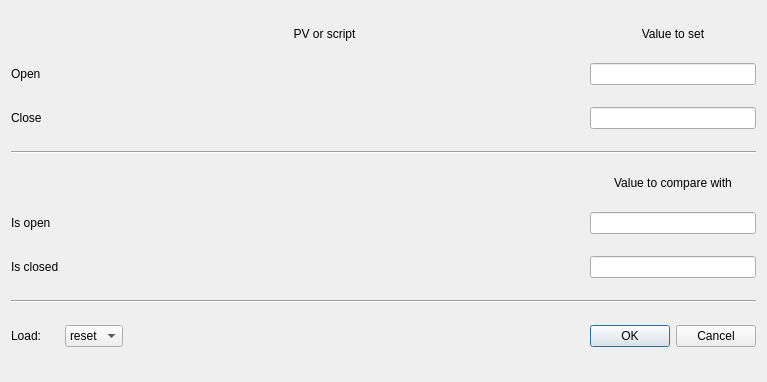
This is ushutterconf.ui in AustralianSynchrotron/ctgui as Qt 5 draws it before an edit. The edited form follows.
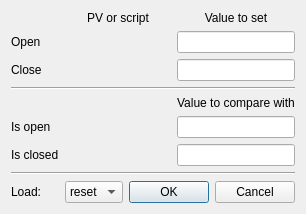
This is the edited form. Custom widgets are drawn as their Qt base class.

```diff
--- a/ushutterconf.ui
+++ b/ushutterconf.ui
@@ -2,25 +2,23 @@
 <ui version="4.0">
  <class>UShutterConf</class>
  <widget class="QDialog" name="UShutterConf">
-  <property name="geometry">
-   <rect>
-    <x>0</x>
-    <y>0</y>
-    <width>767</width>
-    <height>382</height>
-   </rect>
-  </property>
   <property name="windowTitle">
    <string>Dialog</string>
   </property>
-  <layout class="QGridLayout" name="gridLayout" columnstretch="0,1,0">
-   <item row="3" column="0" colspan="3">
-    <widget class="Line" name="line">
-     <property name="orientation">
-      <enum>Qt::Horizontal</enum>
+  <layout class="QGridLayout" name="gridLayout">
+   <item row="6" column="1">
+    <widget class="UPVorCOM" name="isCls" native="true">
+     <property name="sizePolicy">
+      <sizepolicy hsizetype="Expanding" vsizetype="Preferred">
+       <horstretch>0</horstretch>
+       <verstretch>0</verstretch>
+      </sizepolicy>
      </property>
     </widget>
    </item>
+   <item row="5" column="2">
+    <widget class="QLineEdit" name="isOpnVal"/>
+   </item>
    <item row="1" column="1">
     <widget class="UPVorCOM" name="doOpn" native="true">
      <property name="sizePolicy">
@@ -31,6 +29,20 @@
      </property>
     </widget>
    </item>
+   <item row="7" column="0" colspan="3">
+    <widget class="Line" name="line_2">
+     <property name="orientation">
+      <enum>Qt::Horizontal</enum>
+     </property>
+    </widget>
+   </item>
+   <item row="6" column="0">
+    <widget class="QLabel" name="label_7">
+     <property name="text">
+      <string>Is closed</string>
+     </property>
+    </widget>
+   </item>
    <item row="5" column="1">
     <widget class="UPVorCOM" name="isOpn" native="true">
      <property name="sizePolicy">
@@ -41,48 +53,9 @@
      </property>
     </widget>
    </item>
-   <item row="2" column="2">
-    <widget class="QLineEdit" name="doClsVal"/>
-   </item>
-   <item row="0" column="1">
-    <widget class="QLabel" name="label_2">
-     <property name="text">
-      <string>PV or script</string>
-     </property>
-     <property name="alignment">
-      <set>Qt::AlignCenter</set>
-     </property>
-    </widget>
-   </item>
-   <item row="5" column="2">
-    <widget class="QLineEdit" name="isOpnVal"/>
-   </item>
    <item row="1" column="2">
     <widget class="QLineEdit" name="doOpnVal"/>
    </item>
-   <item row="6" column="2">
-    <widget class="QLineEdit" name="isClsVal"/>
-   </item>
-   <item row="2" column="1">
-    <widget class="UPVorCOM" name="doCls" native="true">
-     <property name="sizePolicy">
-      <sizepolicy hsizetype="Expanding" vsizetype="Preferred">
-       <horstretch>0</horstretch>
-       <verstretch>0</verstretch>
-      </sizepolicy>
-     </property>
-    </widget>
-   </item>
-   <item row="6" column="1">
-    <widget class="UPVorCOM" name="isCls" native="true">
-     <property name="sizePolicy">
-      <sizepolicy hsizetype="Expanding" vsizetype="Preferred">
-       <horstretch>0</horstretch>
-       <verstretch>0</verstretch>
-      </sizepolicy>
-     </property>
-    </widget>
-   </item>
    <item row="0" column="2">
     <widget class="QLabel" name="label">
      <property name="sizePolicy">
@@ -99,10 +72,10 @@
      </property>
     </widget>
    </item>
-   <item row="1" column="0">
-    <widget class="QLabel" name="label_4">
-     <property name="text">
-      <string>Open</string>
+   <item row="3" column="0" colspan="3">
+    <widget class="Line" name="line">
+     <property name="orientation">
+      <enum>Qt::Horizontal</enum>
      </property>
     </widget>
    </item>
@@ -113,20 +86,6 @@
      </property>
     </widget>
    </item>
-   <item row="5" column="0">
-    <widget class="QLabel" name="label_6">
-     <property name="text">
-      <string>Is open</string>
-     </property>
-    </widget>
-   </item>
-   <item row="6" column="0">
-    <widget class="QLabel" name="label_7">
-     <property name="text">
-      <string>Is closed</string>
-     </property>
-    </widget>
-   </item>
    <item row="4" column="2">
     <widget class="QLabel" name="label_3">
      <property name="sizePolicy">
@@ -143,31 +102,60 @@
      </property>
     </widget>
    </item>
-   <item row="8" column="2">
-    <widget class="QDialogButtonBox" name="buttonBox">
-     <property name="orientation">
-      <enum>Qt::Horizontal</enum>
-     </property>
-     <property name="standardButtons">
-      <set>QDialogButtonBox::Cancel|QDialogButtonBox::Ok</set>
-     </property>
-    </widget>
+   <item row="6" column="2">
+    <widget class="QLineEdit" name="isClsVal"/>
    </item>
    <item row="8" column="0">
     <widget class="QLabel" name="label_8">
+     <property name="sizePolicy">
+      <sizepolicy hsizetype="Preferred" vsizetype="Fixed">
+       <horstretch>0</horstretch>
+       <verstretch>0</verstretch>
+      </sizepolicy>
+     </property>
      <property name="text">
       <string>Load:</string>
      </property>
     </widget>
    </item>
-   <item row="7" column="0" colspan="3">
-    <widget class="Line" name="line_2">
-     <property name="orientation">
-      <enum>Qt::Horizontal</enum>
+   <item row="1" column="0">
+    <widget class="QLabel" name="label_4">
+     <property name="text">
+      <string>Open</string>
      </property>
     </widget>
    </item>
-   <item row="8" column="1">
+   <item row="0" column="1">
+    <widget class="QLabel" name="label_2">
+     <property name="text">
+      <string>PV or script</string>
+     </property>
+     <property name="alignment">
+      <set>Qt::AlignCenter</set>
+     </property>
+    </widget>
+   </item>
+   <item row="5" column="0">
+    <widget class="QLabel" name="label_6">
+     <property name="text">
+      <string>Is open</string>
+     </property>
+    </widget>
+   </item>
+   <item row="2" column="2">
+    <widget class="QLineEdit" name="doClsVal"/>
+   </item>
+   <item row="2" column="1">
+    <widget class="UPVorCOM" name="doCls" native="true">
+     <property name="sizePolicy">
+      <sizepolicy hsizetype="Expanding" vsizetype="Preferred">
+       <horstretch>0</horstretch>
+       <verstretch>0</verstretch>
+      </sizepolicy>
+     </property>
+    </widget>
+   </item>
+   <item row="8" column="1" colspan="2">
     <layout class="QHBoxLayout" name="horizontalLayout">
      <item>
       <widget class="QComboBox" name="loadPreset">
@@ -194,12 +182,28 @@
        </property>
        <property name="sizeHint" stdset="0">
         <size>
-         <width>40</width>
-         <height>20</height>
+         <width>0</width>
+         <height>0</height>
         </size>
        </property>
       </spacer>
      </item>
+     <item>
+      <widget class="QDialogButtonBox" name="buttonBox">
+       <property name="sizePolicy">
+        <sizepolicy hsizetype="Fixed" vsizetype="Fixed">
+         <horstretch>0</horstretch>
+         <verstretch>0</verstretch>
+        </sizepolicy>
+       </property>
+       <property name="orientation">
+        <enum>Qt::Horizontal</enum>
+       </property>
+       <property name="standardButtons">
+        <set>QDialogButtonBox::Cancel|QDialogButtonBox::Ok</set>
+       </property>
+      </widget>
+     </item>
     </layout>
    </item>
   </layout>
```
